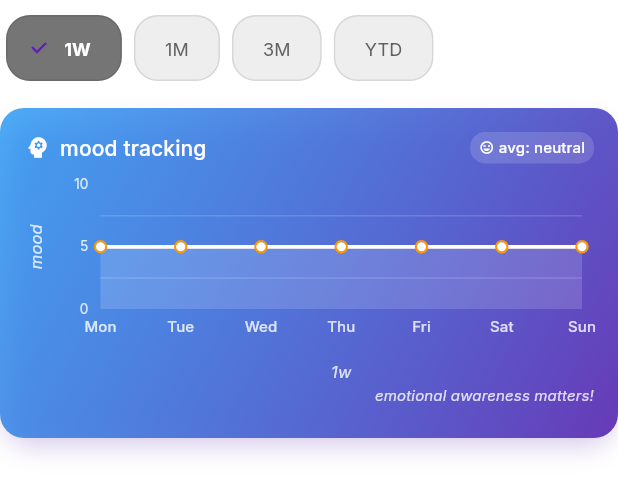
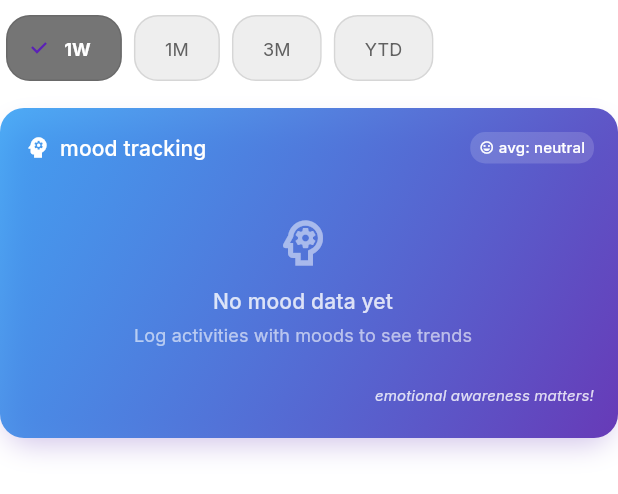
Before and after one commit to jwgillispie/tug, a Flutter app: the MoodChart widget shown alone on an empty page, opened directly with empty values, on a phone screen of 412 x 824 dp. Shown: the top 494 px of the screen. Run offline on Flutter 3.47's test engine with Material 3 defaults, Android fonts, the phone set to English and light mode, and no system bars; drawn by our look-alikes of fl_chart; our stand-ins replace cloud_firestore, confetti, dio, equatable, firebase_auth, firebase_core and 11 more; missing offline and left inert: purchases_flutter; accounts and stored records are empty; generated files the repository leaves out were written again; network calls fail.

Commit message:
mood chart updates

```diff
--- a/tug/lib/blocs/activities/activities_bloc.dart
+++ b/tug/lib/blocs/activities/activities_bloc.dart
@@ -3,7 +3,9 @@ import 'package:flutter_bloc/flutter_bloc.dart';
 import 'package:equatable/equatable.dart';
 import '../../models/activity_model.dart';
 import '../../models/value_model.dart';
+import '../../models/mood_model.dart';
 import '../../repositories/activity_repository.dart';
+import '../../services/mood_service.dart';
 
 // Events
 abstract class ActivitiesEvent extends Equatable {
@@ -43,15 +45,17 @@ class AddActivityWithSocial extends ActivitiesEvent {
   final ActivityModel activity;
   final ValueModel? valueModel;
   final bool shareToSocial;
+  final MoodType? mood;
 
   const AddActivityWithSocial({
     required this.activity,
     this.valueModel,
     this.shareToSocial = true,
+    this.mood,
   });
 
   @override
-  List<Object?> get props => [activity, valueModel, shareToSocial];
+  List<Object?> get props => [activity, valueModel, shareToSocial, mood];
 }
 
 class UpdateActivity extends ActivitiesEvent {
@@ -121,6 +125,7 @@ class ActivitiesError extends ActivitiesState {
 // BLoC
 class ActivitiesBloc extends Bloc<ActivitiesEvent, ActivitiesState> {
   final ActivityRepository activityRepository;
+  final MoodService moodService;
 
   // Track if we've loaded activities at least once
   bool _initialLoadComplete = false;
@@ -130,7 +135,10 @@ class ActivitiesBloc extends Bloc<ActivitiesEvent, ActivitiesState> {
   DateTime? _lastStartDate;
   DateTime? _lastEndDate;
 
-  ActivitiesBloc({required this.activityRepository}) : super(ActivitiesInitial()) {
+  ActivitiesBloc({
+    required this.activityRepository,
+    required this.moodService,
+  }) : super(ActivitiesInitial()) {
     on<LoadActivities>(_onLoadActivities);
     on<AddActivity>(_onAddActivity);
     on<AddActivityWithSocial>(_onAddActivityWithSocial);
@@ -219,11 +227,33 @@ class ActivitiesBloc extends Bloc<ActivitiesEvent, ActivitiesState> {
 
     emit(ActivitiesLoading());
     try {
-      await activityRepository.addActivity(
+      // Create the activity and capture the returned activity with its ID
+      final createdActivity = await activityRepository.addActivity(
         event.activity,
         shareToSocial: event.shareToSocial,
         valueModel: event.valueModel,
       );
+
+      // Create mood entry if mood was provided and activity was successfully created
+      if (event.mood != null && createdActivity.id != null) {
+        try {
+          print('DEBUG: Creating mood entry for mood: ${event.mood!.name}, activity: ${createdActivity.id}');
+          final moodEntry = MoodEntry(
+            moodType: event.mood!,
+            positivityScore: _getMoodPositivityScore(event.mood!),
+            recordedAt: event.activity.date,
+            activityId: createdActivity.id,
+          );
+          await moodService.createMoodEntry(moodEntry);
+          print('DEBUG: Mood entry created successfully');
+        } catch (moodError) {
+          // Don't fail the entire operation if mood creation fails
+          // The activity was already created successfully
+          print('DEBUG: Mood entry creation failed: $moodError');
+        }
+      } else {
+        print('DEBUG: No mood entry created - mood: ${event.mood}, activityId: ${createdActivity.id}');
+      }
 
       // Get updated list of activities
       final activities = await activityRepository.getActivities(
@@ -245,6 +275,41 @@ class ActivitiesBloc extends Bloc<ActivitiesEvent, ActivitiesState> {
       if (currentState is ActivitiesLoaded) {
         emit(currentState);
       }
+    }
+  }
+
+  int _getMoodPositivityScore(MoodType mood) {
+    switch (mood) {
+      case MoodType.ecstatic:
+        return 10;
+      case MoodType.joyful:
+        return 9;
+      case MoodType.confident:
+        return 8;
+      case MoodType.content:
+        return 7;
+      case MoodType.focused:
+        return 6;
+      case MoodType.neutral:
+        return 5;
+      case MoodType.restless:
+        return 4;
+      case MoodType.tired:
+        return 3;
+      case MoodType.frustrated:
+        return 2;
+      case MoodType.anxious:
+        return 2;
+      case MoodType.sad:
+        return 1;
+      case MoodType.overwhelmed:
+        return 1;
+      case MoodType.angry:
+        return 1;
+      case MoodType.defeated:
+        return 0;
+      case MoodType.depressed:
+        return 0;
     }
   }
 
--- a/tug/lib/widgets/home/mood_chart.dart
+++ b/tug/lib/widgets/home/mood_chart.dart
@@ -106,6 +106,10 @@ class _MoodChartState extends State<MoodChart> {
     final startDate = DateTime(now.year, now.month, now.day)
         .subtract(Duration(days: effectiveDays - 1));
 
+    // Debug mood data
+    print('DEBUG MoodChart: Processing ${widget.moodEntries.length} mood entries');
+    print('DEBUG MoodChart: Date range: $startDate to $now');
+
     // Get aggregation level based on time range
     final aggregation = widget.daysToShow != null
         ? DataAggregation.daily
@@ -115,6 +119,13 @@ class _MoodChartState extends State<MoodChart> {
       _prepareDailyData(startDate, effectiveDays);
     } else {
       _prepareWeeklyData(startDate, effectiveDays);
+    }
+
+    print('DEBUG MoodChart: Generated ${_spots.length} chart spots');
+    if (_spots.isNotEmpty) {
+      for (int i = 0; i < _spots.length && i < 3; i++) {
+        print('  - Spot $i: x=${_spots[i].x}, y=${_spots[i].y}');
+      }
     }
 
     _updateMaxY();
@@ -151,17 +162,22 @@ class _MoodChartState extends State<MoodChart> {
       }
     }
 
-    // Create spots for the line chart (average mood score per day)
-    _spots = _dateLabels.asMap().entries.map((entry) {
+    // Create spots for the line chart (only include days with mood entries)
+    _spots = _dateLabels.asMap().entries
+        .where((entry) {
+          final date = entry.value;
+          final dateKey = '${date.year}-${date.month}-${date.day}';
+          final moodScores = dailyMoodScores[dateKey] ?? [];
+          return moodScores.isNotEmpty; // Only include days with actual mood data
+        })
+        .map((entry) {
           final index = entry.key;
           final date = entry.value;
           final dateKey = '${date.year}-${date.month}-${date.day}';
-      final moodScores = dailyMoodScores[dateKey] ?? [];
+          final moodScores = dailyMoodScores[dateKey]!; // Safe because we filtered above
 
-      // Calculate average mood score for the day, default to 5 if no entries
-      final avgScore = moodScores.isEmpty
-          ? 5.0
-          : moodScores.reduce((a, b) => a + b) / moodScores.length;
+          // Calculate average mood score for the day
+          final avgScore = moodScores.reduce((a, b) => a + b) / moodScores.length.toDouble();
 
           return FlSpot(index.toDouble(), avgScore);
         }).toList();
@@ -220,16 +236,20 @@ class _MoodChartState extends State<MoodChart> {
       }
     }
 
-    // Create spots for weekly data (average mood scores)
-    _spots = _dateLabels.asMap().entries.map((entry) {
+    // Create spots for weekly data (only include weeks with mood entries)
+    _spots = _dateLabels.asMap().entries
+        .where((entry) {
+          final weekStart = entry.value;
+          final moodScores = weeklyMoodScores[weekStart] ?? [];
+          return moodScores.isNotEmpty; // Only include weeks with actual mood data
+        })
+        .map((entry) {
           final index = entry.key;
           final weekStart = entry.value;
-      final moodScores = weeklyMoodScores[weekStart] ?? [];
+          final moodScores = weeklyMoodScores[weekStart]!; // Safe because we filtered above
 
-      // Calculate average mood score for the week, default to 5 if no entries
-      final avgScore = moodScores.isEmpty
-          ? 5.0
-          : moodScores.reduce((a, b) => a + b) / moodScores.length;
+          // Calculate average mood score for the week
+          final avgScore = moodScores.reduce((a, b) => a + b) / moodScores.length.toDouble();
 
           return FlSpot(index.toDouble(), avgScore);
         }).toList();
@@ -558,7 +578,37 @@ class _MoodChartState extends State<MoodChart> {
               Expanded(
                 child: Padding(
                   padding: const EdgeInsets.only(right: 8, top: 8),
-                  child: LineChart(
+                  child: _spots.isEmpty
+                      ? Center(
+                          child: Column(
+                            mainAxisAlignment: MainAxisAlignment.center,
+                            children: [
+                              Icon(
+                                Icons.psychology_outlined,
+                                size: 40,
+                                color: Colors.white.withValues(alpha: 0.5),
+                              ),
+                              const SizedBox(height: 8),
+                              Text(
+                                'No mood data yet',
+                                style: TextStyle(
+                                  color: Colors.white.withValues(alpha: 0.8),
+                                  fontSize: 14,
+                                  fontWeight: FontWeight.w500,
+                                ),
+                              ),
+                              const SizedBox(height: 4),
+                              Text(
+                                'Log activities with moods to see trends',
+                                style: TextStyle(
+                                  color: Colors.white.withValues(alpha: 0.6),
+                                  fontSize: 12,
+                                ),
+                              ),
+                            ],
+                          ),
+                        )
+                      : LineChart(
                     LineChartData(
                       gridData: FlGridData(
                         show: true,
```
Also changed, not shown: tug/lib/main.dart (+5 -2 lines), tug/lib/screens/activity/activity_screen.dart (+2 -63 lines), tug/lib/screens/home/home_screen.dart (+21 -1 lines), tug/lib/services/mood_service.dart (+19 -0 lines). Lines whose indentation alone changed are shown as unchanged.
